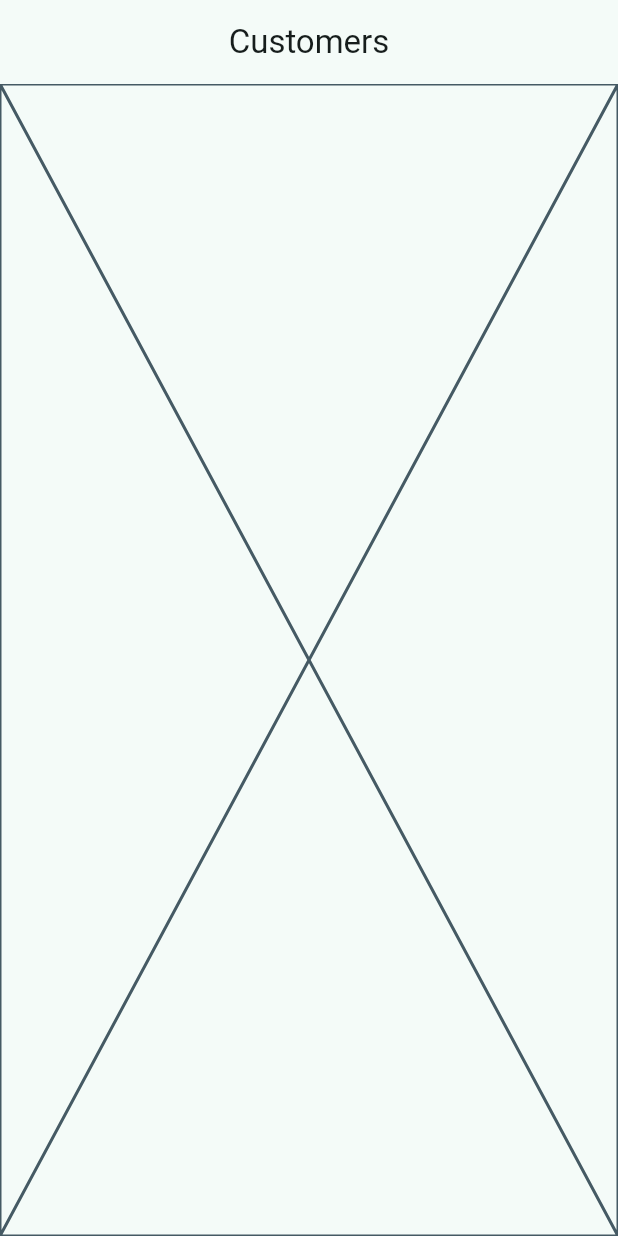
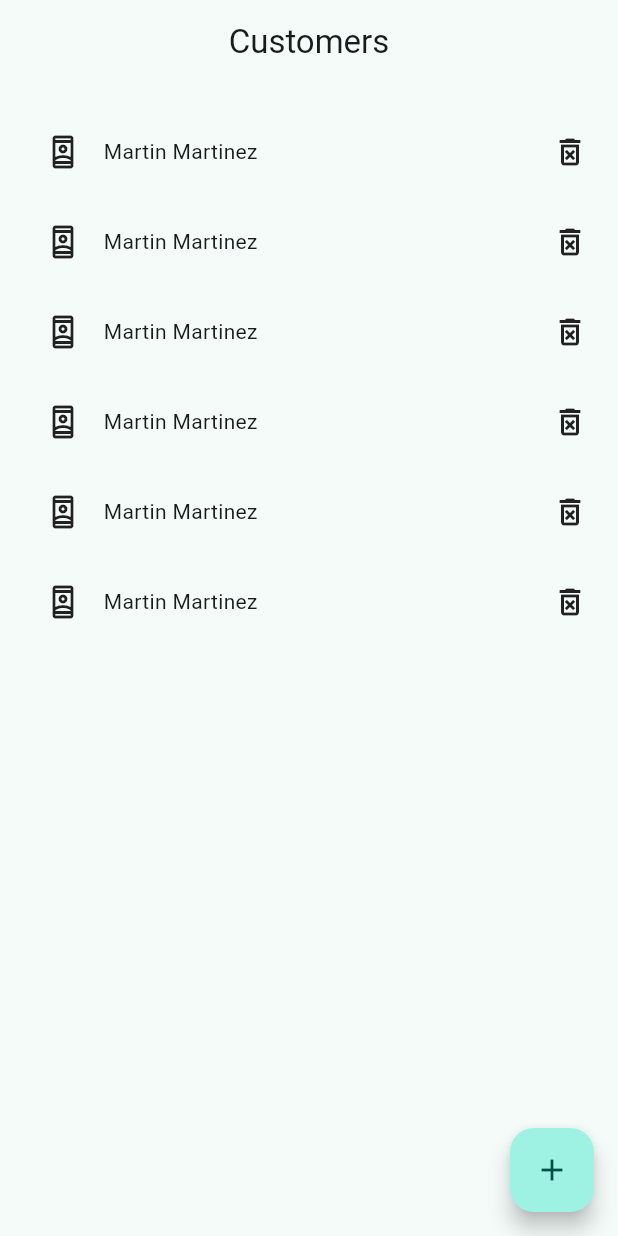
Before and after one commit to netzcodev/proyecto-flutter-2, a Flutter app: the CustomersScreen screen opened by its route, on a phone screen of 412 x 824 dp. Run offline on Flutter 3.47's test engine with Material 2 defaults, Android fonts, the phone set to English and light mode, and no system bars; our stand-ins replace go_router.

Commit message:
Crud ui example in customers

```diff
--- a/lib/presentation/screens/customers/customers_screen.dart
+++ b/lib/presentation/screens/customers/customers_screen.dart
@@ -1,3 +1,4 @@
+import 'package:cars_app/presentation/widgets/shared/row_widget.dart';
 import 'package:flutter/material.dart';
 
 class CustomersScreen extends StatelessWidget {
@@ -9,7 +10,36 @@ class CustomersScreen extends StatelessWidget {
       appBar: AppBar(
         title: const Text('Customers'),
       ),
-      body: const Placeholder(),
+      body: const Padding(
+          padding: EdgeInsets.symmetric(
+            vertical: 15,
+            horizontal: 20,
+          ),
+          child: Column(
+            children: [
+              TableRecord(),
+              TableRecord(),
+              TableRecord(),
+              TableRecord(),
+              TableRecord(),
+              TableRecord(),
+            ],
+          )),
+      floatingActionButton: Column(
+        mainAxisAlignment: MainAxisAlignment.end,
+        children: [
+          FloatingActionButton(
+            onPressed: () {},
+            child: const Padding(
+              padding: EdgeInsets.symmetric(
+                vertical: 10,
+                horizontal: 10,
+              ),
+              child: Icon(Icons.add_outlined),
+            ),
+          ),
+        ],
+      ),
     );
   }
 }
--- /dev/null
+++ b/lib/presentation/widgets/shared/row_widget.dart
@@ -0,0 +1,29 @@
+import 'package:flutter/material.dart';
+
+class TableRecord extends StatelessWidget {
+  const TableRecord({super.key});
+
+  @override
+  Widget build(BuildContext context) {
+    return const SizedBox(
+      width: double.infinity,
+      height: 60,
+      child: Row(
+        mainAxisAlignment: MainAxisAlignment.start,
+        mainAxisSize: MainAxisSize.max,
+        children: [
+          SizedBox(width: 10),
+          Icon(Icons.remember_me_outlined),
+          SizedBox(width: 15),
+          Text('Martin Martinez'),
+          Spacer(),
+          Positioned(
+            right: 0,
+            top: 0,
+            child: Icon(Icons.delete_forever_outlined),
+          ),
+        ],
+      ),
+    );
+  }
+}
```
